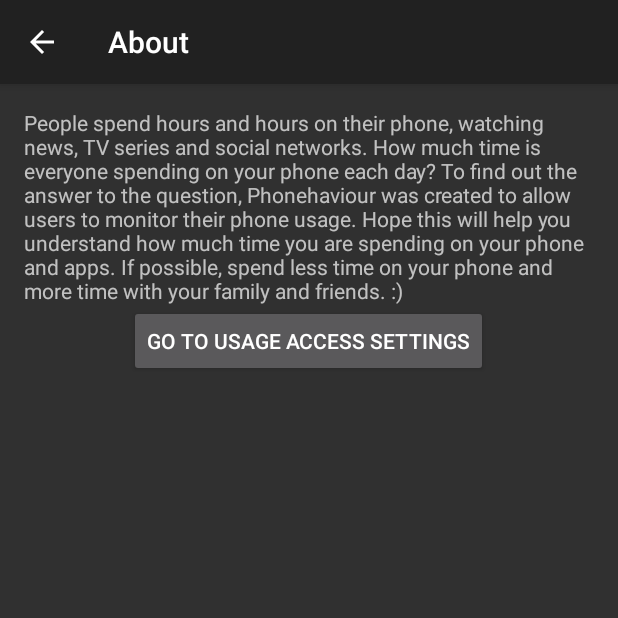
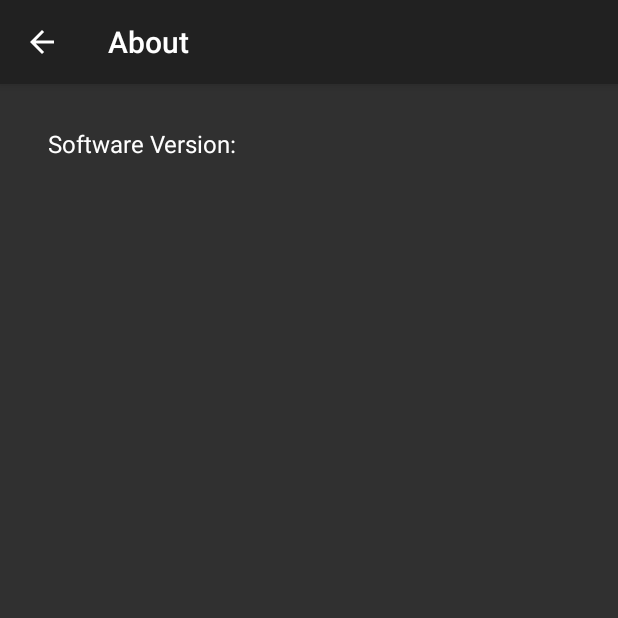
Before and after one commit to cameronlai/Phonehaviour, an Android app: the AboutActivity screen opened directly, with no data from a screen before it, on a phone screen of 412 x 824 dp, the top half of it. Run offline under Robolectric (Android 15) with nearby library versions, the phone set to English and light mode, and no system bars; 1 statement that could not run was skipped.

Commit message:
Add software version to about page

```diff
--- a/app/src/main/AndroidManifest.xml
+++ b/app/src/main/AndroidManifest.xml
@@ -1,8 +1,9 @@
 <?xml version="1.0" encoding="utf-8"?>
 <manifest xmlns:android="http://schemas.android.com/apk/res/android"
-    package="com.cameronlai.phonehaviour" >
+    package="com.cameronlai.phonehaviour"
+    android:versionName="@string/version">
 
-    <!--<user-permission android:sharedUserId="android.uid.system"/>-->
+    <!-- <user-permission android:sharedUserId="android.uid.system"/> -->
     <uses-permission android:name="android.permission.PACKAGE_USAGE_STATS" />
 
     <application
@@ -35,8 +36,10 @@
             <meta-data
                 android:name="android.support.PARENT_ACTIVITY"
                 android:value="com.cameronlai.phonehaviour.MainActivity" />
+
             <intent-filter>
-                <action android:name="com.cameronlai.phonehaviour.AboutActivity"/>
+                <action android:name="com.cameronlai.phonehaviour.AboutActivity" />
+
                 <category android:name="android.intent.category.DEFAULT" />
             </intent-filter>
         </activity>
--- a/app/src/main/java/com/cameronlai/phonehaviour/AboutActivity.java
+++ b/app/src/main/java/com/cameronlai/phonehaviour/AboutActivity.java
@@ -1,20 +1,49 @@
 package com.cameronlai.phonehaviour;
 
+import android.content.Context;
 import android.content.Intent;
+import android.content.pm.PackageManager;
 import android.provider.Settings;
 import android.support.v7.app.ActionBarActivity;
 import android.os.Bundle;
 import android.view.Menu;
 import android.view.MenuItem;
 import android.view.View;
+import android.widget.ArrayAdapter;
+import android.widget.ListView;
+
+import java.util.ArrayList;
+import java.util.List;
 
 
 public class AboutActivity extends ActionBarActivity {
+    private  ListView listView ;
+    private Context context;
 
     @Override
     protected void onCreate(Bundle savedInstanceState) {
         super.onCreate(savedInstanceState);
         setContentView(R.layout.activity_about);
+        context = getApplicationContext();
+        List<String> values = new ArrayList<String>();
+
+        // Get ListView object from xml
+        listView = (ListView) findViewById(R.id.about_list);
+
+        // Get Data
+        String mSoftwareVersion = "Software Version: ";
+        try {
+            mSoftwareVersion = mSoftwareVersion.concat(context.getPackageManager().getPackageInfo(context.getPackageName(), 0).versionName);
+            values.add(mSoftwareVersion);
+        }
+        catch (PackageManager.NameNotFoundException e) {
+            // Do Nothing
+        }
+
+        ArrayAdapter<String> adapter = new ArrayAdapter<String>(this,
+                android.R.layout.simple_list_item_1, android.R.id.text1, values);
+
+        listView.setAdapter(adapter);
     }
 
     @Override
@@ -31,12 +60,4 @@ public class AboutActivity extends ActionBarActivity {
 
         return super.onOptionsItemSelected(item);
     }
-
-    /** Called when the user clicks the Usage Access Settings button */
-    public void gotoUsageAccessSettings(View view)
-    {
-        // Do something in response to button
-        Intent intent = new Intent(Settings.ACTION_USAGE_ACCESS_SETTINGS);
-        startActivity(intent);
-    }
 }
--- a/app/src/main/res/layout/activity_about.xml
+++ b/app/src/main/res/layout/activity_about.xml
@@ -7,17 +7,10 @@
     android:orientation="vertical"
     tools:context="com.cameronlai.phonehaviour.AboutActivity">
 
-    <TextView android:text="@string/about_description"
-        android:layout_width="wrap_content"
-        android:layout_height="wrap_content" />
-
-    <Button
-        android:layout_width="wrap_content"
+    <ListView
+        android:id="@+id/about_list"
         android:layout_height="wrap_content"
-        android:text="Go to Usage Access Settings"
-        android:id="@+id/button"
-        android:onClick="gotoUsageAccessSettings"
-        android:layout_gravity="center_horizontal" />
-
+        android:layout_width="match_parent">
+    </ListView>
 
 </LinearLayout>
--- a/app/src/main/res/values/strings.xml
+++ b/app/src/main/res/values/strings.xml
@@ -9,4 +9,5 @@
     <string name="main_activity_plot_title">Phone Usage Plot</string>
 
     <string name="main_activity_number_of_usageStats">Number of usage stats: </string>
+    <string name="version">1.0</string>
 </resources>
```
